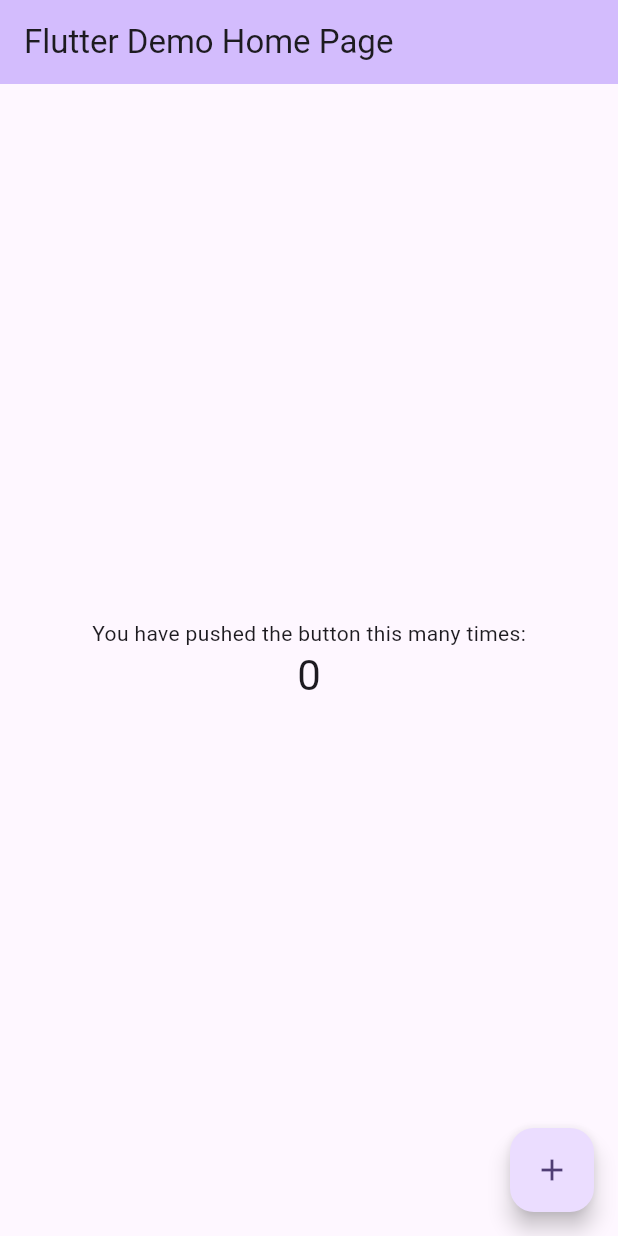
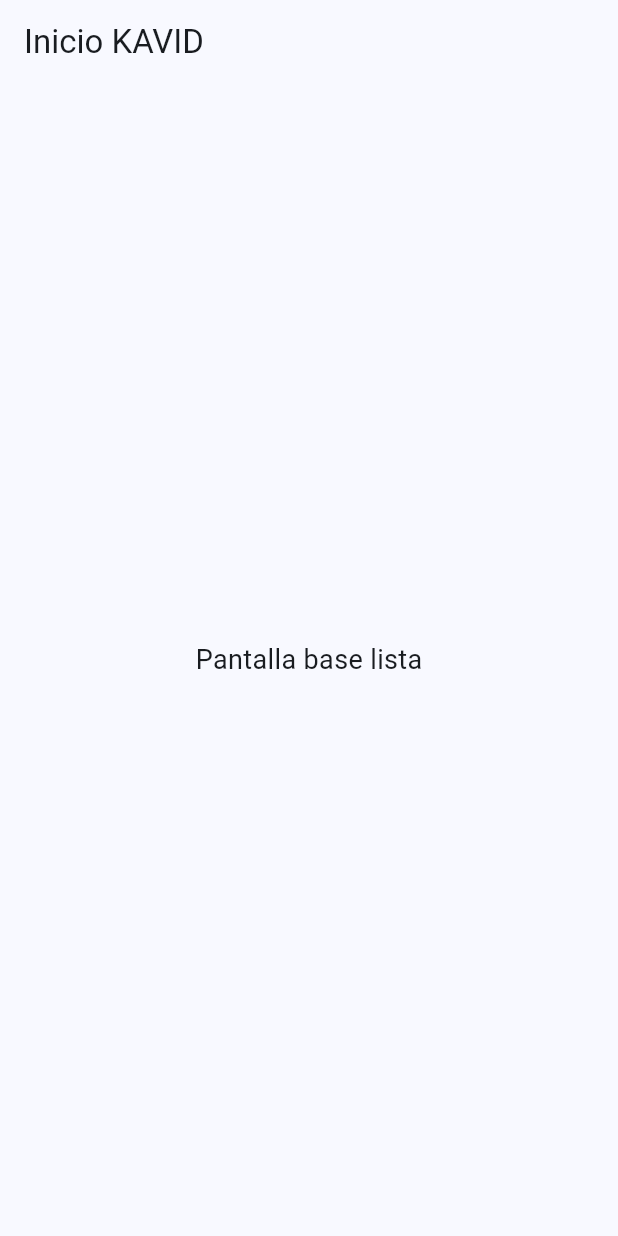
Before and after one commit to KAVIDsoftware/KAVID, a Flutter app: the screen it shows after launch, on a phone screen of 412 x 824 dp. Run offline on Flutter 3.47's test engine with Material 3 defaults, Android fonts, the phone set to English and light mode, and no system bars.

Commit message:
Versión 2 · 2025-09-07 11:20 · Primera pantalla vacía con Scaffold y AppBar · Punto: Tema 1

```diff
--- a/lib/main.dart
+++ b/lib/main.dart
@@ -1,122 +1,47 @@
 import 'package:flutter/material.dart';
 
 void main() {
-  runApp(const MyApp());
+  runApp(const KavidApp());
 }
 
-class MyApp extends StatelessWidget {
-  const MyApp({super.key});
+/// App principal de KAVID.
+/// - Desactiva la cinta "debug".
+/// - Define título y tema.
+/// - Abre la HomePage.
+class KavidApp extends StatelessWidget {
+  const KavidApp({super.key});
 
-  // This widget is the root of your application.
   @override
   Widget build(BuildContext context) {
     return MaterialApp(
-      title: 'Flutter Demo',
+      title: 'KAVID',
+      debugShowCheckedModeBanner: false,
       theme: ThemeData(
-        // This is the theme of your application.
-        //
-        // TRY THIS: Try running your application with "flutter run". You'll see
-        // the application has a purple toolbar. Then, without quitting the app,
-        // try changing the seedColor in the colorScheme below to Colors.green
-        // and then invoke "hot reload" (save your changes or press the "hot
-        // reload" button in a Flutter-supported IDE, or press "r" if you used
-        // the command line to start the app).
-        //
-        // Notice that the counter didn't reset back to zero; the application
-        // state is not lost during the reload. To reset the state, use hot
-        // restart instead.
-        //
-        // This works for code too, not just values: Most code changes can be
-        // tested with just a hot reload.
-        colorScheme: ColorScheme.fromSeed(seedColor: Colors.deepPurple),
+        useMaterial3: true,                // UI moderna
+        colorScheme: ColorScheme.fromSeed(seedColor: Colors.blue),
       ),
-      home: const MyHomePage(title: 'Flutter Demo Home Page'),
+      home: const HomePage(),
     );
   }
 }
 
-class MyHomePage extends StatefulWidget {
-  const MyHomePage({super.key, required this.title});
-
-  // This widget is the home page of your application. It is stateful, meaning
-  // that it has a State object (defined below) that contains fields that affect
-  // how it looks.
-
-  // This class is the configuration for the state. It holds the values (in this
-  // case the title) provided by the parent (in this case the App widget) and
-  // used by the build method of the State. Fields in a Widget subclass are
-  // always marked "final".
-
-  final String title;
-
-  @override
-  State<MyHomePage> createState() => _MyHomePageState();
-}
-
-class _MyHomePageState extends State<MyHomePage> {
-  int _counter = 0;
-
-  void _incrementCounter() {
-    setState(() {
-      // This call to setState tells the Flutter framework that something has
-      // changed in this State, which causes it to rerun the build method below
-      // so that the display can reflect the updated values. If we changed
-      // _counter without calling setState(), then the build method would not be
-      // called again, and so nothing would appear to happen.
-      _counter++;
-    });
-  }
+/// Primera pantalla vacía del proyecto.
+/// Estructura mínima: AppBar + body centrado con un texto.
+class HomePage extends StatelessWidget {
+  const HomePage({super.key});
 
   @override
   Widget build(BuildContext context) {
-    // This method is rerun every time setState is called, for instance as done
-    // by the _incrementCounter method above.
-    //
-    // The Flutter framework has been optimized to make rerunning build methods
-    // fast, so that you can just rebuild anything that needs updating rather
-    // than having to individually change instances of widgets.
     return Scaffold(
       appBar: AppBar(
-        // TRY THIS: Try changing the color here to a specific color (to
-        // Colors.amber, perhaps?) and trigger a hot reload to see the AppBar
-        // change color while the other colors stay the same.
-        backgroundColor: Theme.of(context).colorScheme.inversePrimary,
-        // Here we take the value from the MyHomePage object that was created by
-        // the App.build method, and use it to set our appbar title.
-        title: Text(widget.title),
+        title: const Text('Inicio KAVID'),
       ),
-      body: Center(
-        // Center is a layout widget. It takes a single child and positions it
-        // in the middle of the parent.
-        child: Column(
-          // Column is also a layout widget. It takes a list of children and
-          // arranges them vertically. By default, it sizes itself to fit its
-          // children horizontally, and tries to be as tall as its parent.
-          //
-          // Column has various properties to control how it sizes itself and
-          // how it positions its children. Here we use mainAxisAlignment to
-          // center the children vertically; the main axis here is the vertical
-          // axis because Columns are vertical (the cross axis would be
-          // horizontal).
-          //
-          // TRY THIS: Invoke "debug painting" (choose the "Toggle Debug Paint"
-          // action in the IDE, or press "p" in the console), to see the
-          // wireframe for each widget.
-          mainAxisAlignment: MainAxisAlignment.center,
-          children: <Widget>[
-            const Text('You have pushed the button this many times:'),
-            Text(
-              '$_counter',
-              style: Theme.of(context).textTheme.headlineMedium,
-            ),
-          ],
+      body: const Center(
+        child: Text(
+          'Pantalla base lista',
+          style: TextStyle(fontSize: 18),
         ),
       ),
-      floatingActionButton: FloatingActionButton(
-        onPressed: _incrementCounter,
-        tooltip: 'Increment',
-        child: const Icon(Icons.add),
-      ), // This trailing comma makes auto-formatting nicer for build methods.
     );
   }
 }
```
